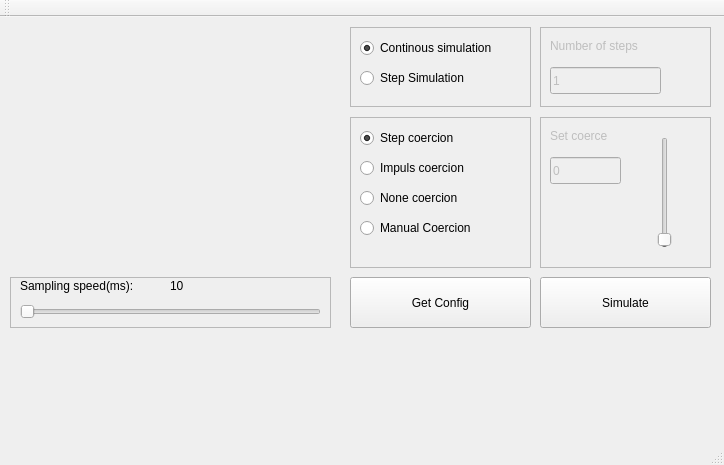
First picture: the form in mainwindow.ui, repository jakubbialas/PSS_lab, before the edit.
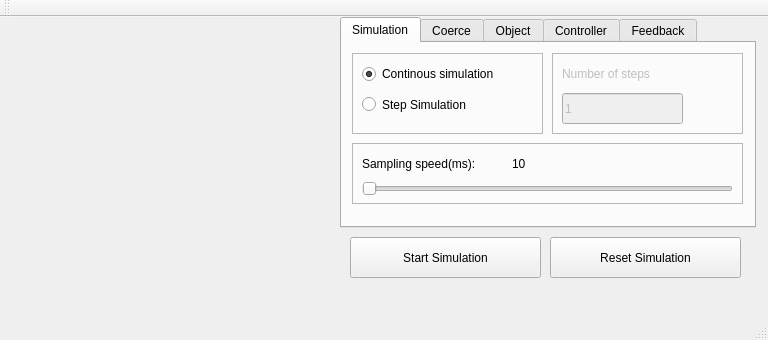
Second picture: the form after the edit. Custom widgets are drawn as their Qt base class.

Diff of the .ui file:
```diff
--- a/mainwindow.ui
+++ b/mainwindow.ui
@@ -6,8 +6,8 @@
    <rect>
     <x>0</x>
     <y>0</y>
-    <width>724</width>
-    <height>465</height>
+    <width>768</width>
+    <height>340</height>
    </rect>
   </property>
   <property name="windowTitle">
@@ -17,7 +17,7 @@
    <widget class="LivePlot" name="coercePlot" native="true">
     <property name="geometry">
      <rect>
-      <x>20</x>
+      <x>10</x>
       <y>10</y>
       <width>311</width>
       <height>121</height>
@@ -27,20 +27,36 @@
    <widget class="LivePlot" name="responsePlot" native="true">
     <property name="geometry">
      <rect>
-      <x>20</x>
+      <x>10</x>
       <y>140</y>
       <width>311</width>
       <height>121</height>
      </rect>
     </property>
    </widget>
+   <widget class="QTabWidget" name="tabWidget">
+    <property name="geometry">
+     <rect>
+      <x>340</x>
+      <y>0</y>
+      <width>416</width>
+      <height>211</height>
+     </rect>
+    </property>
+    <property name="currentIndex">
+     <number>0</number>
+    </property>
+    <widget class="QWidget" name="tab_simulation">
+     <attribute name="title">
+      <string>Simulation</string>
+     </attribute>
    <widget class="QFrame" name="simFrame">
     <property name="geometry">
      <rect>
-      <x>350</x>
+        <x>10</x>
       <y>10</y>
-      <width>181</width>
-      <height>80</height>
+        <width>191</width>
+        <height>81</height>
      </rect>
     </property>
     <property name="frameShape">
@@ -69,9 +85,9 @@
      <property name="geometry">
       <rect>
        <x>10</x>
-       <y>40</y>
+         <y>41</y>
        <width>141</width>
-       <height>22</height>
+         <height>21</height>
       </rect>
      </property>
      <property name="text">
@@ -85,10 +101,10 @@
     </property>
     <property name="geometry">
      <rect>
-      <x>540</x>
+        <x>210</x>
       <y>10</y>
-      <width>171</width>
-      <height>80</height>
+        <width>191</width>
+        <height>81</height>
      </rect>
     </property>
     <property name="frameShape">
@@ -103,7 +119,7 @@
        <x>10</x>
        <y>10</y>
        <width>121</width>
-       <height>17</height>
+         <height>21</height>
       </rect>
      </property>
      <property name="text">
@@ -115,8 +131,8 @@
       <rect>
        <x>10</x>
        <y>40</y>
-       <width>111</width>
-       <height>27</height>
+         <width>121</width>
+         <height>31</height>
       </rect>
      </property>
      <property name="text">
@@ -124,16 +140,160 @@
      </property>
     </widget>
    </widget>
+     <widget class="QFrame" name="samplingFrame">
+      <property name="enabled">
+       <bool>true</bool>
+      </property>
+      <property name="geometry">
+       <rect>
+        <x>10</x>
+        <y>100</y>
+        <width>391</width>
+        <height>61</height>
+       </rect>
+      </property>
+      <property name="frameShape">
+       <enum>QFrame::StyledPanel</enum>
+      </property>
+      <property name="frameShadow">
+       <enum>QFrame::Raised</enum>
+      </property>
+      <widget class="QLabel" name="label_3">
+       <property name="geometry">
+        <rect>
+         <x>10</x>
+         <y>10</y>
+         <width>141</width>
+         <height>21</height>
+        </rect>
+       </property>
+       <property name="text">
+        <string>Sampling speed(ms):</string>
+       </property>
+      </widget>
+      <widget class="QSlider" name="samplingSlider">
+       <property name="geometry">
+        <rect>
+         <x>10</x>
+         <y>30</y>
+         <width>371</width>
+         <height>31</height>
+        </rect>
+       </property>
+       <property name="minimum">
+        <number>10</number>
+       </property>
+       <property name="maximum">
+        <number>1000</number>
+       </property>
+       <property name="orientation">
+        <enum>Qt::Horizontal</enum>
+       </property>
+      </widget>
+      <widget class="QLabel" name="samplingLabel">
+       <property name="geometry">
+        <rect>
+         <x>160</x>
+         <y>10</y>
+         <width>67</width>
+         <height>21</height>
+        </rect>
+       </property>
+       <property name="text">
+        <string>10</string>
+       </property>
+      </widget>
+     </widget>
+    </widget>
+    <widget class="QWidget" name="tab_coerce">
+     <attribute name="title">
+      <string>Coerce</string>
+     </attribute>
+     <widget class="QFrame" name="setCoercionFrame">
+      <property name="geometry">
+       <rect>
+        <x>10</x>
+        <y>10</y>
+        <width>191</width>
+        <height>131</height>
+       </rect>
+      </property>
+      <property name="frameShape">
+       <enum>QFrame::StyledPanel</enum>
+      </property>
+      <property name="frameShadow">
+       <enum>QFrame::Raised</enum>
+      </property>
+      <widget class="QRadioButton" name="stepCoerceRadio">
+       <property name="geometry">
+        <rect>
+         <x>10</x>
+         <y>10</y>
+         <width>141</width>
+         <height>22</height>
+        </rect>
+       </property>
+       <property name="text">
+        <string>Step coercion</string>
+       </property>
+       <property name="checked">
+        <bool>true</bool>
+       </property>
+      </widget>
+      <widget class="QRadioButton" name="manualCoerceRadio">
+       <property name="geometry">
+        <rect>
+         <x>10</x>
+         <y>100</y>
+         <width>151</width>
+         <height>22</height>
+        </rect>
+       </property>
+       <property name="text">
+        <string>Manual Coercion</string>
+       </property>
+      </widget>
+      <widget class="QRadioButton" name="impCoerceRadio">
+       <property name="geometry">
+        <rect>
+         <x>10</x>
+         <y>40</y>
+         <width>151</width>
+         <height>22</height>
+        </rect>
+       </property>
+       <property name="text">
+        <string>Impuls coercion</string>
+       </property>
+      </widget>
+      <widget class="QRadioButton" name="nonCoerceRadio">
+       <property name="geometry">
+        <rect>
+         <x>10</x>
+         <y>70</y>
+         <width>151</width>
+         <height>22</height>
+        </rect>
+       </property>
+       <property name="text">
+        <string>None coercion</string>
+       </property>
+      </widget>
+      <zorder>stepCoerceRadio</zorder>
+      <zorder>manualCoerceRadio</zorder>
+      <zorder>nonCoerceRadio</zorder>
+      <zorder>impCoerceRadio</zorder>
+     </widget>
    <widget class="QFrame" name="coerceFrame">
     <property name="enabled">
      <bool>false</bool>
     </property>
     <property name="geometry">
      <rect>
-      <x>540</x>
-      <y>100</y>
-      <width>171</width>
-      <height>151</height>
+        <x>210</x>
+        <y>10</y>
+        <width>191</width>
+        <height>131</height>
      </rect>
     </property>
     <property name="frameShape">
@@ -148,7 +308,7 @@
        <x>10</x>
        <y>10</y>
        <width>81</width>
-       <height>17</height>
+         <height>21</height>
       </rect>
      </property>
      <property name="text">
@@ -160,8 +320,8 @@
       <rect>
        <x>10</x>
        <y>40</y>
-       <width>71</width>
-       <height>27</height>
+         <width>91</width>
+         <height>31</height>
       </rect>
      </property>
      <property name="text">
@@ -171,9 +331,9 @@
     <widget class="QSlider" name="coerceSilder">
      <property name="geometry">
       <rect>
-       <x>110</x>
-       <y>20</y>
-       <width>29</width>
+         <x>140</x>
+         <y>10</y>
+         <width>31</width>
        <height>111</height>
       </rect>
      </property>
@@ -197,170 +357,84 @@
      </property>
     </widget>
    </widget>
-   <widget class="QFrame" name="setCoercionFrame">
-    <property name="geometry">
-     <rect>
-      <x>350</x>
-      <y>100</y>
-      <width>181</width>
-      <height>151</height>
-     </rect>
-    </property>
-    <property name="frameShape">
-     <enum>QFrame::StyledPanel</enum>
-    </property>
-    <property name="frameShadow">
-     <enum>QFrame::Raised</enum>
-    </property>
-    <widget class="QRadioButton" name="stepCoerceRadio">
-     <property name="geometry">
-      <rect>
-       <x>10</x>
-       <y>10</y>
-       <width>141</width>
-       <height>22</height>
-      </rect>
-     </property>
-     <property name="text">
-      <string>Step coercion</string>
-     </property>
-     <property name="checked">
-      <bool>true</bool>
-     </property>
     </widget>
-    <widget class="QRadioButton" name="manualCoerceRadio">
-     <property name="geometry">
-      <rect>
-       <x>10</x>
-       <y>100</y>
-       <width>151</width>
-       <height>22</height>
-      </rect>
-     </property>
-     <property name="text">
-      <string>Manual Coercion</string>
-     </property>
-    </widget>
-    <widget class="QRadioButton" name="impCoerceRadio">
-     <property name="geometry">
-      <rect>
-       <x>10</x>
-       <y>40</y>
-       <width>151</width>
-       <height>22</height>
-      </rect>
-     </property>
-     <property name="text">
-      <string>Impuls coercion</string>
-     </property>
-    </widget>
-    <widget class="QRadioButton" name="nonCoercionRadio">
-     <property name="geometry">
-      <rect>
-       <x>10</x>
-       <y>70</y>
-       <width>151</width>
-       <height>22</height>
-      </rect>
-     </property>
-     <property name="text">
-      <string>None coercion</string>
-     </property>
-    </widget>
-    <zorder>stepCoerceRadio</zorder>
-    <zorder>manualCoerceRadio</zorder>
-    <zorder>nonCoercionRadio</zorder>
-    <zorder>impCoerceRadio</zorder>
-   </widget>
-   <widget class="QPushButton" name="simBtn">
-    <property name="geometry">
-     <rect>
-      <x>540</x>
-      <y>260</y>
-      <width>171</width>
-      <height>51</height>
-     </rect>
-    </property>
-    <property name="text">
-     <string>Simulate</string>
-    </property>
-   </widget>
+    <widget class="QWidget" name="tab_object">
+     <attribute name="title">
+      <string>Object</string>
+     </attribute>
    <widget class="QPushButton" name="getConfigBtn">
     <property name="geometry">
      <rect>
-      <x>350</x>
-      <y>260</y>
-      <width>181</width>
-      <height>51</height>
+        <x>10</x>
+        <y>10</y>
+        <width>191</width>
+        <height>41</height>
      </rect>
     </property>
     <property name="text">
      <string>Get Config</string>
     </property>
    </widget>
-   <widget class="QFrame" name="samplingFrame">
-    <property name="enabled">
-     <bool>true</bool>
-    </property>
+     <widget class="QComboBox" name="comboBoxObject">
     <property name="geometry">
      <rect>
       <x>10</x>
-      <y>260</y>
-      <width>321</width>
-      <height>51</height>
-     </rect>
-    </property>
-    <property name="frameShape">
-     <enum>QFrame::StyledPanel</enum>
-    </property>
-    <property name="frameShadow">
-     <enum>QFrame::Raised</enum>
-    </property>
-    <widget class="QLabel" name="label_3">
+        <y>90</y>
+        <width>191</width>
+        <height>41</height>
+       </rect>
+      </property>
+     </widget>
+     <widget class="QLabel" name="label_4">
      <property name="geometry">
       <rect>
        <x>10</x>
-       <y>0</y>
-       <width>141</width>
-       <height>17</height>
+        <y>60</y>
+        <width>191</width>
+        <height>21</height>
       </rect>
      </property>
      <property name="text">
-      <string>Sampling speed(ms):</string>
-     </property>
-    </widget>
-    <widget class="QSlider" name="samplingSlider">
+       <string>Chose object:</string>
+      </property>
+     </widget>
+    </widget>
+    <widget class="QWidget" name="tab_controller">
+     <attribute name="title">
+      <string>Controller</string>
+     </attribute>
+    </widget>
+    <widget class="QWidget" name="tab_feedback">
+     <attribute name="title">
+      <string>Feedback</string>
+     </attribute>
+    </widget>
+   </widget>
+   <widget class="QPushButton" name="simBtn">
      <property name="geometry">
       <rect>
-       <x>10</x>
-       <y>20</y>
-       <width>301</width>
-       <height>29</height>
-      </rect>
-     </property>
-     <property name="minimum">
-      <number>10</number>
-     </property>
-     <property name="maximum">
-      <number>1000</number>
-     </property>
-     <property name="orientation">
-      <enum>Qt::Horizontal</enum>
-     </property>
-    </widget>
-    <widget class="QLabel" name="samplingLabel">
+      <x>350</x>
+      <y>220</y>
+      <width>191</width>
+      <height>41</height>
+     </rect>
+    </property>
+    <property name="text">
+     <string>Start Simulation</string>
+    </property>
+   </widget>
+   <widget class="QPushButton" name="resetBtn">
      <property name="geometry">
       <rect>
-       <x>160</x>
-       <y>0</y>
-       <width>67</width>
-       <height>17</height>
+      <x>550</x>
+      <y>220</y>
+      <width>191</width>
+      <height>41</height>
       </rect>
      </property>
      <property name="text">
-      <string>10</string>
-     </property>
-    </widget>
+     <string>Reset Simulation</string>
+    </property>
    </widget>
   </widget>
   <widget class="QMenuBar" name="menuBar">
```
Left out of the diff: 2 changed lines with no effect on the pictures. Lines whose indentation alone changed are shown as unchanged.
